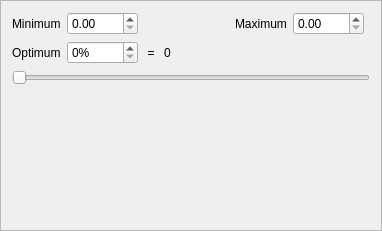
Above: braviz/interaction/qt_guis/rational_details_frame.ui from diego0020/braviz-app before the change. Below: the same form after it.
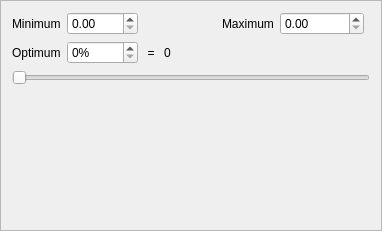
That is the form after the change.

Patch:
```diff
--- a/braviz/interaction/qt_guis/rational_details_frame.ui
+++ b/braviz/interaction/qt_guis/rational_details_frame.ui
@@ -118,7 +118,7 @@
    <item row="1" column="5">
     <widget class="QDoubleSpinBox" name="maximum_val">
      <property name="maximum">
-      <double>9999.000000000000000</double>
+      <double>9999999.000000000000000</double>
      </property>
     </widget>
    </item>
```
